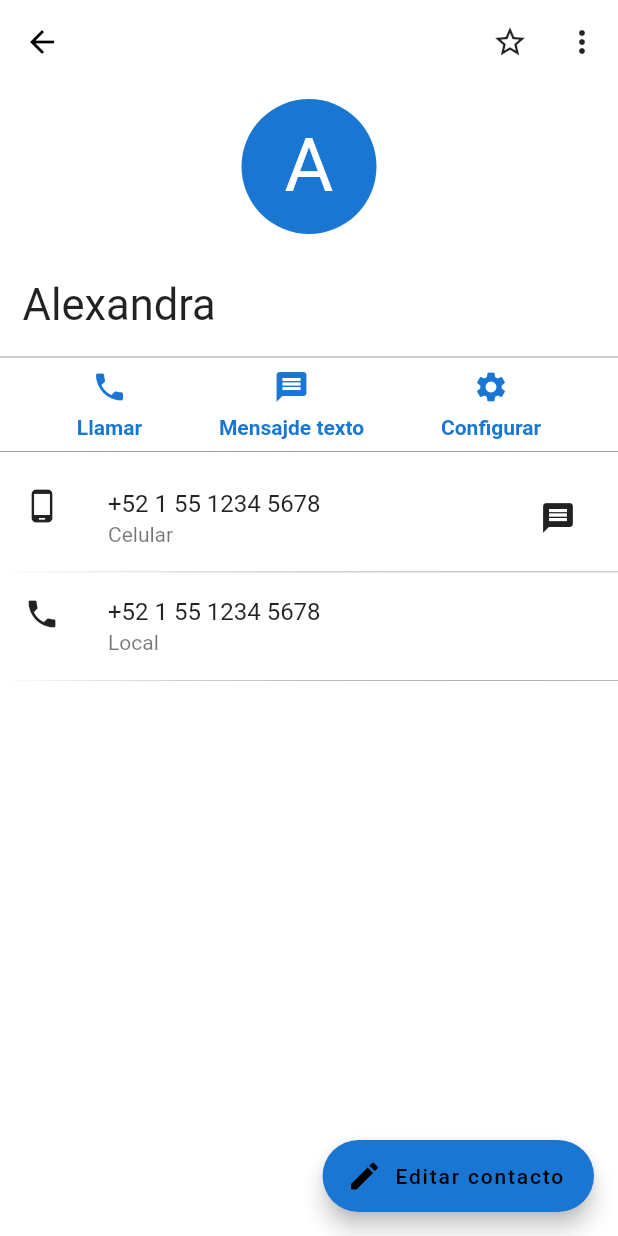
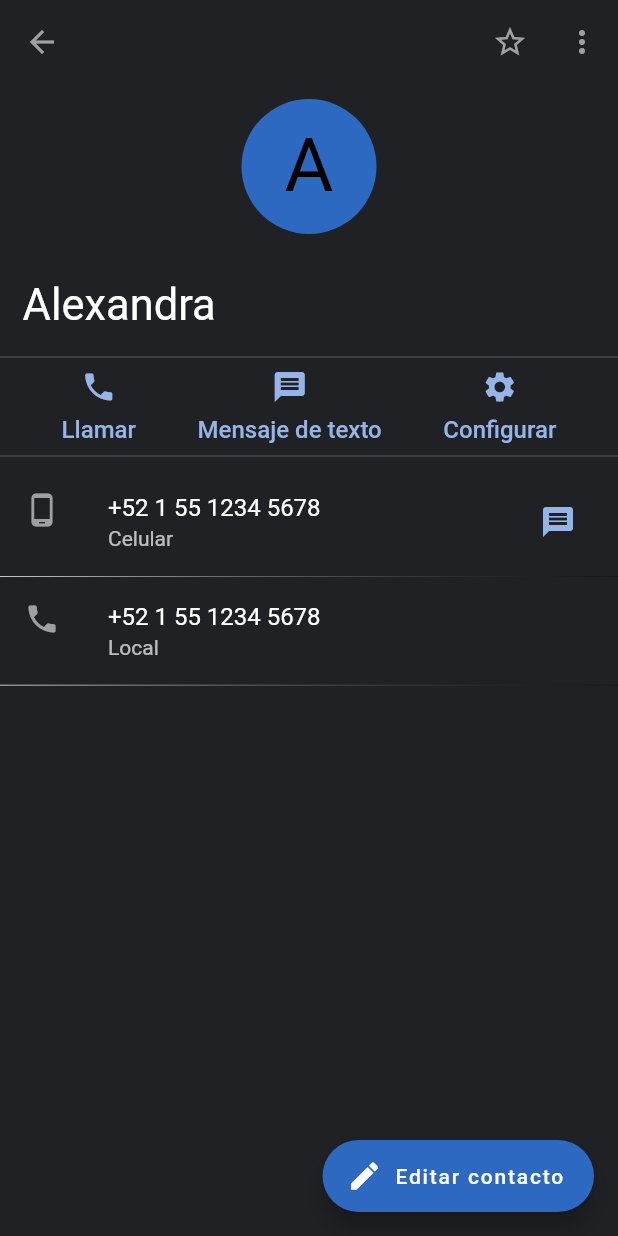
Before and after one commit to Freyien/contactos_android, a Flutter app: the ContactInfo screen opened directly, on a phone screen of 412 x 824 dp. Run offline on Flutter 3.47's test engine with Material 2 defaults, Android fonts, the phone set to English and light mode, and no system bars; our stand-ins replace animate_do, flutter_sticky_header, flutter_svg; missing offline and left inert: draggable_scrollbar_sliver.

Commit message:
Add dark mode in contact_info.dart

```diff
--- a/lib/main.dart
+++ b/lib/main.dart
@@ -10,7 +10,7 @@ import 'package:contacts/src/pages/index.dart';
 void main() => runApp(
   MultiProvider(
     providers: [
-      ChangeNotifierProvider<CustomTheme>(create: (_) => new CustomTheme(darkTheme: false))
+      ChangeNotifierProvider<CustomTheme>(create: (_) => new CustomTheme(darkTheme: true))
     ],
     child: MyApp(),
   )
--- a/lib/src/pages/contact_info.dart
+++ b/lib/src/pages/contact_info.dart
@@ -1,5 +1,9 @@
 import 'package:flutter/material.dart';
+
+import 'package:provider/provider.dart';
+
 import 'package:contacts/src/utils/utils.dart';
+import 'package:contacts/src/theme/theme.dart';
 
 import 'package:contacts/src/pages/add_contact_page.dart';
 import 'package:contacts/src/widgets/custom_divider.dart';
@@ -26,16 +30,20 @@ class _ContactInfoState extends State<ContactInfo> {
 
   @override
   Widget build(BuildContext context) {
+    final customTheme = Provider.of<CustomTheme>(context);
+    final backgroundColor = (customTheme.isDarkTheme) ? customTheme.currentTheme.scaffoldBackgroundColor : Colors.white;
+
     return Scaffold(
-      backgroundColor: Colors.white,
+      backgroundColor: backgroundColor,
       appBar: AppBar(
         elevation: 0,
         leading: IconButton(
-          icon: Icon(Icons.arrow_back, color: Colors.black),
+          icon: Icon(
+            Icons.arrow_back,
+          ),
           onPressed: () => Navigator.of(context).pop()
         ),
-        backgroundColor: Colors.white,
-        title: Text('data'),
+        backgroundColor: backgroundColor,
         actions: <Widget>[
 
           IconButton(
@@ -43,7 +51,7 @@ class _ContactInfoState extends State<ContactInfo> {
             icon: Icon((starIsActived)
                       ? Icons.star
                       : Icons.star_border,
-              color: Colors.black87
+              //color: Colors.black87
             ),
             onPressed: (){
               setState(() {
@@ -60,7 +68,7 @@ class _ContactInfoState extends State<ContactInfo> {
         child: _Body()
       ),
       floatingActionButton: FloatingActionButton.extended(
-        backgroundColor: Colors.blue[700],
+        foregroundColor: Colors.white,
         onPressed: (){
           Navigator.push(context, MaterialPageRoute(builder: (BuildContext context) => AddContactPage() ));
         },
@@ -74,6 +82,8 @@ class _ContactInfoState extends State<ContactInfo> {
 class _Body extends StatelessWidget {
   @override
   Widget build(BuildContext context) {
+    final customTheme = Provider.of<CustomTheme>(context);
+
     return Column(
       children: <Widget>[
 
@@ -89,7 +99,11 @@ class _Body extends StatelessWidget {
           leading: Icon(Icons.phone_android),
           title: Text('+52 1 55 1234 5678'),
           subtitle: Text('Celular'),
-          trailing: IconButton(icon: Icon(Icons.message), onPressed: () { showSnackBar(context); }),
+          trailing: IconButton(
+            icon: Icon(Icons.message),
+            color: (customTheme.isDarkTheme) ? Color(0xff95B5E9) : Color(0xff3373C3),
+            onPressed: () { showSnackBar(context); }
+          ),
           onTap: () { showSnackBar(context); },
         ),
 
@@ -117,7 +131,7 @@ class _Actions extends StatelessWidget {
       children: <Widget>[
 
         _Action('Llamar', Icons.phone),
-        _Action('Mensajde texto', Icons.message),
+        _Action('Mensaje de texto', Icons.message),
         _Action('Configurar', Icons.settings)
 
       ],
@@ -126,12 +140,10 @@ class _Actions extends StatelessWidget {
 }
 
 class _Header extends StatelessWidget {
-  const _Header({
-    Key key,
-  }) : super(key: key);
-
   @override
   Widget build(BuildContext context) {
+    final customTheme = Provider.of<CustomTheme>(context);
+
     return Container(
       padding: EdgeInsets.symmetric(horizontal: 15, vertical: 10),
       child: Column(
@@ -143,6 +155,8 @@ class _Header extends StatelessWidget {
             child: CircleAvatar(
               child: Text('A', style: TextStyle(fontSize: 50),),
               radius: 45,
+              backgroundColor: customTheme.currentTheme.accentColor,
+              foregroundColor: (customTheme.isDarkTheme) ? Colors.black : Colors.white,
             ),
           ),
 
@@ -186,16 +200,18 @@ class _Action extends StatelessWidget {
 
   @override
   Widget build(BuildContext context) {
+    final customTheme = Provider.of<CustomTheme>(context);
+    final color = (customTheme.isDarkTheme) ? Color(0xff95B5E9) : Color(0xff3373C3);
+
     return GestureDetector(
       onTap: () { showSnackBar(context); },
       child: Container(
-        //padding: EdgeInsets.all(20),
         child: Column(
           children: <Widget>[
 
-            Icon(this.icon, color: Colors.blue[700]),
+            Icon(this.icon, color: color),
             SizedBox(height: 7),
-            Text(this.text, style: TextStyle(color: Colors.blue[700], fontWeight: FontWeight.w600),)
+            Text(this.text, style: TextStyle(color: color, fontWeight: FontWeight.w500, fontSize: 16))
 
           ],
         ),
--- a/lib/src/theme/theme.dart
+++ b/lib/src/theme/theme.dart
@@ -15,12 +15,29 @@ class CustomTheme with ChangeNotifier{
       secondary: Color(0xff2D69C1), //FAB
     ),
     canvasColor: Color(0xff414246), //Drawer
+    appBarTheme: AppBarTheme(
+      actionsIconTheme: IconThemeData(
+        color: Color(0xff9DA1A4)
+      ),
+      iconTheme: IconThemeData(
+        color: Color(0xff9DA1A4)
+      ),
+    ),
+    primaryColor: Colors.red,
   );
 
   ThemeData _lightTheme = ThemeData.light().copyWith(
     colorScheme: ColorScheme.dark(
       secondary: Color(0xff1A73E9), //FAB
     ),
+    appBarTheme: AppBarTheme(
+      actionsIconTheme: IconThemeData(
+        color: Colors.black87
+      ),
+      iconTheme: IconThemeData(
+        color: Colors.black87
+      ),
+    )
   );
 
   //constructor
--- a/lib/src/widgets/custom_menu_button.dart
+++ b/lib/src/widgets/custom_menu_button.dart
@@ -11,9 +11,8 @@ class CustomMenuButton extends StatelessWidget {
 
   @override
   Widget build(BuildContext context) {
-
     return PopupMenuButton<Choice>(
-      icon: Icon(Icons.more_vert, color: Colors.black87,),
+      icon: Icon( Icons.more_vert ),
       onSelected: (value) {
         showSnackBar(context);
       },
```
